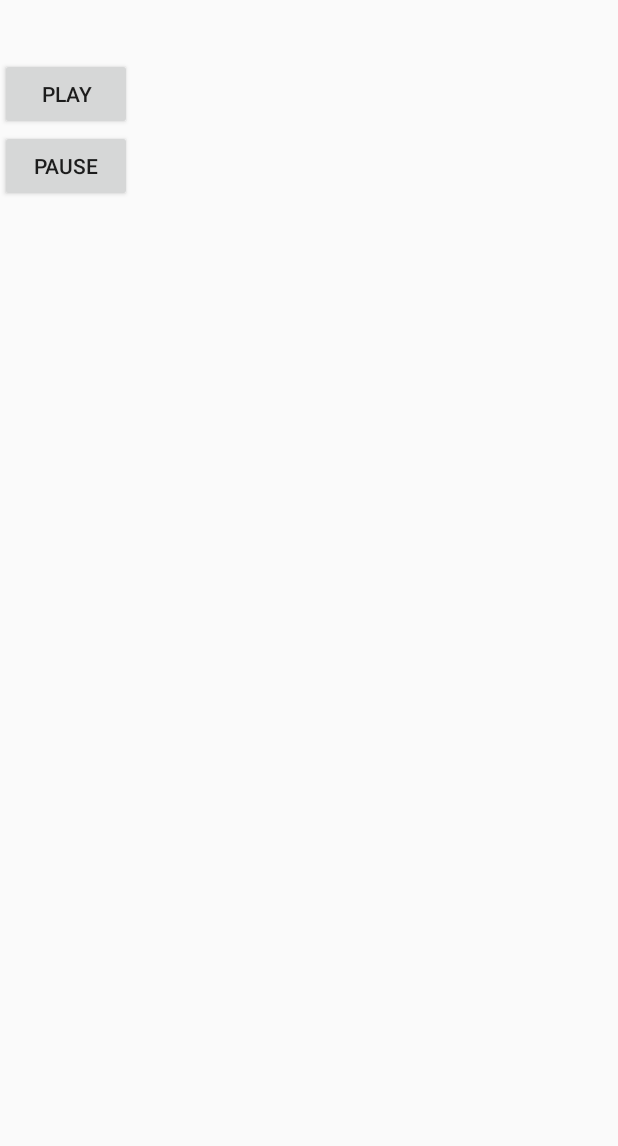
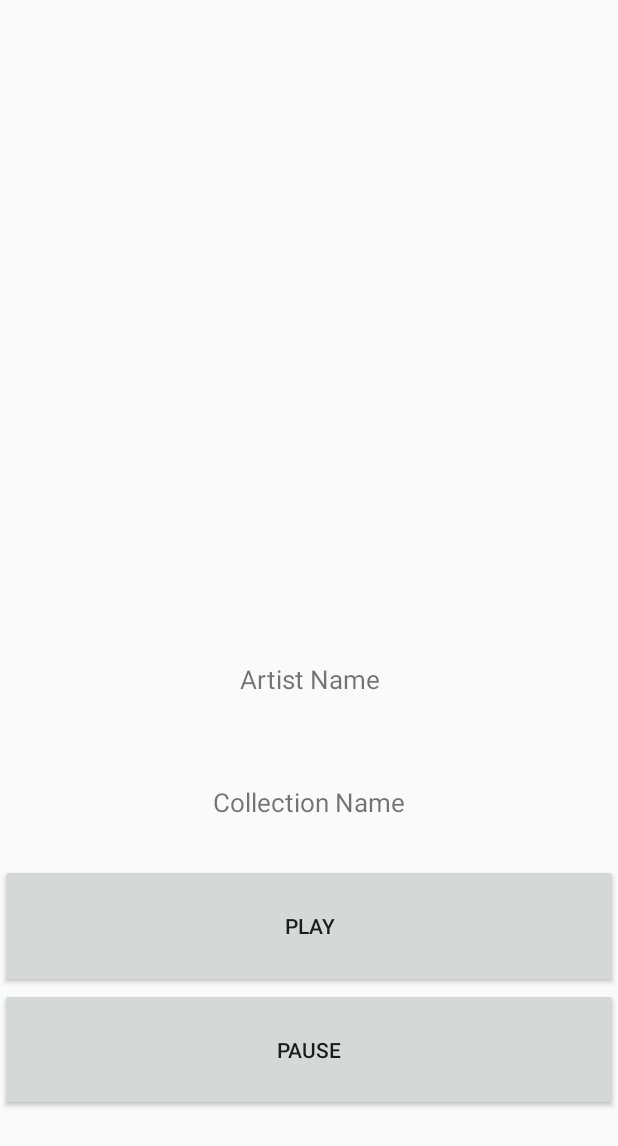
Before and after one commit to Hark24/ODC_Android_parte2, an Android app: the layout activity_song_detail.xml on its own in the app's theme, with its tools: preview values and no code run, on a phone screen of 412 x 824 dp. Shown: the top 1146 px of the screen. Run offline under Robolectric (Android 15) with nearby library versions, the phone set to English and light mode, and no system bars.

```diff
--- a/app/src/main/res/layout/activity_song_detail.xml
+++ b/app/src/main/res/layout/activity_song_detail.xml
@@ -1,28 +1,42 @@
 <?xml version="1.0" encoding="utf-8"?>
-<LinearLayout xmlns:android="http://schemas.android.com/apk/res/android"
-    android:orientation="vertical" android:layout_width="match_parent"
-    android:layout_height="match_parent">
+<LinearLayout
+    xmlns:android="http://schemas.android.com/apk/res/android"
+    android:orientation="vertical"
+    android:layout_width="match_parent"
+    android:layout_height="match_parent"
+    android:weightSum="1">
+
     <ImageView
-        android:layout_width="wrap_content"
-        android:layout_height="wrap_content"
+        android:layout_width="match_parent"
+        android:layout_height="0dp"
+        android:layout_weight="0.5"
         android:id="@+id/imageURL"/>
     <TextView
-        android:layout_width="wrap_content"
-        android:layout_height="wrap_content"
-        android:id="@+id/tv_artistname"/>
-
+        android:layout_width="match_parent"
+        android:layout_height="0dp"
+        android:layout_weight="0.1"
+        android:id="@+id/tv_artistname"
+        android:text="@string/artist_name"
+        android:gravity="center"
+        android:textSize="17sp" />
     <TextView
-        android:layout_width="wrap_content"
-        android:layout_height="wrap_content"
-        android:id="@+id/tv_songname"/>
+        android:layout_width="match_parent"
+        android:layout_height="0dp"
+        android:layout_weight="0.1"
+        android:id="@+id/tv_songname"
+        android:text="@string/collection_name"
+        android:gravity="center"
+        android:textSize="17sp" />
     <Button
-        android:layout_width="wrap_content"
-        android:layout_height="wrap_content"
+        android:layout_width="match_parent"
+        android:layout_height="0dp"
+        android:layout_weight="0.1"
         android:id="@+id/play"
         android:text="play"/>
     <Button
-        android:layout_width="wrap_content"
-        android:layout_height="wrap_content"
+        android:layout_width="match_parent"
+        android:layout_height="0dp"
+        android:layout_weight="0.1"
         android:id="@+id/pause"
         android:text="pause"/>
 </LinearLayout>
```
Also changed, not shown: app/src/main/java/com/tektonlabs/odc_android/activities/MainActivity.java (+7 -26 lines), app/src/main/java/com/tektonlabs/odc_android/activities/SongDetailActivity.java (+40 -31 lines).
